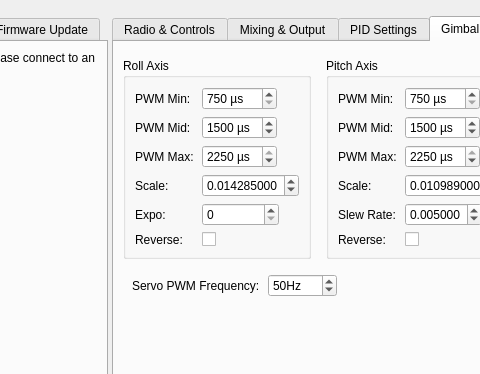
First picture: the form in src/ui/qgcautoquad.ui, repository mpaperno/qgroundcontrol_aq, before the edit; both pictures show x 163 to 643 and y 0 to 374 of the 1054 by 785 pixel window.
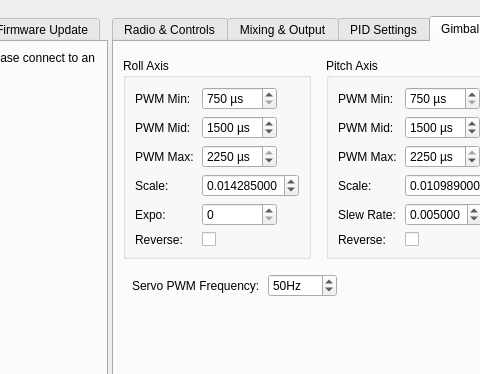
Second picture: the form after the edit. The open tabs and pages were chosen to show the change. Icons and pictures are not drawn.

Commit message: Fix HW detection for older fw versions; Fix gimbal expo entry field.

Patch:
```diff
--- a/src/ui/qgcautoquad.ui
+++ b/src/ui/qgcautoquad.ui
@@ -4654,10 +4654,10 @@
                  <bool>true</bool>
                 </property>
                 <property name="decimals">
-                 <number>6</number>
+                 <number>2</number>
                 </property>
                 <property name="maximum">
-                 <double>1.000000000000000</double>
+                 <double>999.000000000000000</double>
                 </property>
                 <property name="singleStep">
                  <double>0.001000000000000</double>
```
Left out of the diff: 4 changed lines with no effect on the pictures. The commit also changes 1 other file.
